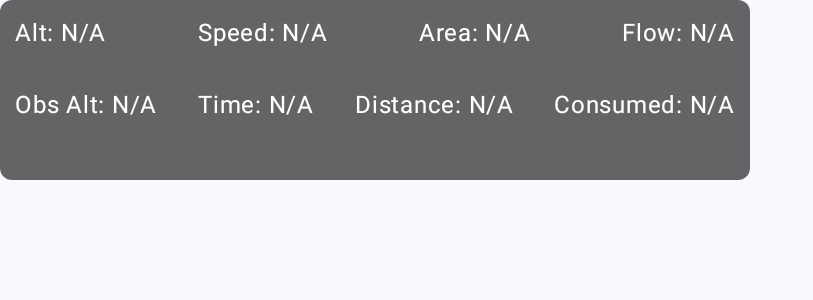
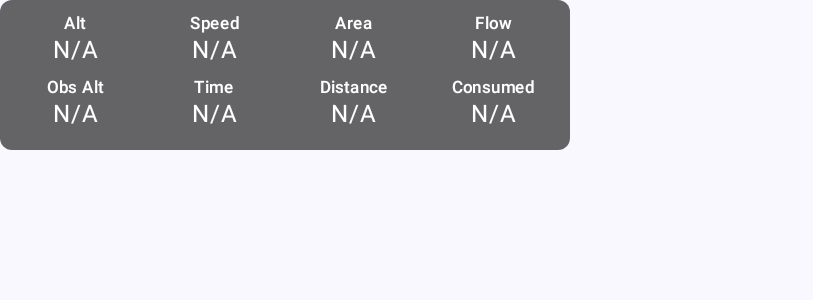
Before and after one commit to Hrushikesh-Gangisetty/SampleGCS, an Android app built with Jetpack Compose: the composable StatusPanel shown on its own in the app's theme, on a phone screen of 824 x 412 dp (held sideways). Shown: the top 300 px of the screen, without its empty margins (0-813 px from the left). Run offline under Robolectric (Android 15) with nearby library versions, the phone set to English and light mode, and no system bars; libraries missing offline, so code that uses them is left out: com.divpundir.mavlink; 1 statement that could not run was skipped.

Commit message:
Refactor StatusPanel to improve layout and size
The existing StatusPanel implementation in MainPage.kt caused telemetry data to overlap. This change refactors the StatusPanel to use a GridLayout-like structure with Rows and Columns, ensuring proper alignment and preventing overlapping text.

- Replaced the previous StatusPanel implementation with a more robust layout.
- Reduced the overall size of the StatusPanel for a more compact UI.
- Created a new InfoItem composable to display individual telemetry data points.
- Deleted the unused and confusing `StatusPanel.kt` file.
- Updated the color of the FloatingActionButtons for better visibility.

```diff
--- a/app/src/main/java/com/example/aerogcsclone/uimain/MainPage.kt
+++ b/app/src/main/java/com/example/aerogcsclone/uimain/MainPage.kt
@@ -120,47 +120,55 @@ fun StatusPanel(
 ) {
     Surface(
         modifier = modifier
-            .width(500.dp)
-            .height(120.dp),
+            .width(380.dp)
+            .height(100.dp),
         color = Color.Black.copy(alpha = 0.6f),
         shape = RoundedCornerShape(8.dp)
     ) {
         Column(
-            modifier = Modifier.padding(10.dp),
+            modifier = Modifier.padding(vertical = 8.dp, horizontal = 12.dp),
             verticalArrangement = Arrangement.spacedBy(8.dp)
         ) {
             Row(
-                horizontalArrangement = Arrangement.SpaceBetween,
+                horizontalArrangement = Arrangement.spacedBy(16.dp),
                 modifier = Modifier.fillMaxWidth()
             ) {
-                Text("Alt: ${telemetryState.altitudeRelative ?: "N/A"}", color = Color.White)
-                Text("Speed: ${telemetryState.formattedGroundspeed ?: "N/A"}", color = Color.White)
-                Text("Area: N/A", color = Color.White)
-                Text("Flow: N/A", color = Color.White)
+                InfoItem("Alt", "${telemetryState.altitudeRelative ?: "N/A"}")
+                InfoItem("Speed", "${telemetryState.formattedGroundspeed ?: "N/A"}")
+                InfoItem("Area", "N/A")
+                InfoItem("Flow", "N/A")
             }
-            Spacer(modifier = Modifier.height(8.dp))
             Row(
-                horizontalArrangement = Arrangement.SpaceBetween,
+                horizontalArrangement = Arrangement.spacedBy(16.dp),
                 modifier = Modifier.fillMaxWidth()
             ) {
-                Text("Obs Alt: N/A", color = Color.White)
-                // Format mission timer
+                InfoItem("Obs Alt", "N/A")
                 val timeStr = telemetryState.missionElapsedSec?.let { sec ->
                     val h = sec / 3600
                     val m = (sec % 3600) / 60
                     val s = sec % 60
                     if (h > 0) "%02d:%02d".format(h, m) else "%02d:%02d".format(m, s)
                 } ?: "N/A"
-                Text("Time: $timeStr", color = Color.White)
-                // Format total distance
+                InfoItem("Time", timeStr)
                 val distStr = telemetryState.totalDistanceMeters?.let { dist ->
                     if (dist < 1000f) "%.0f m".format(dist)
                     else "%.2f km".format(dist / 1000f)
                 } ?: "N/A"
-                Text("Distance: $distStr", color = Color.White)
-                Text("Consumed: N/A", color = Color.White)
+                InfoItem("Distance", distStr)
+                InfoItem("Consumed", "N/A")
             }
         }
+    }
+}
+
+@Composable
+fun RowScope.InfoItem(label: String, value: String) {
+    Column(
+        modifier = Modifier.weight(1f),
+        horizontalAlignment = Alignment.CenterHorizontally
+    ) {
+        Text(text = label, color = Color.White, style = MaterialTheme.typography.labelSmall)
+        Text(text = value, color = Color.White, style = MaterialTheme.typography.bodyLarge)
     }
 }
 
@@ -176,18 +184,18 @@ fun FloatingButtons(
         verticalArrangement = Arrangement.spacedBy(12.dp),
         horizontalAlignment = Alignment.CenterHorizontally
     ) {
-        FloatingActionButton(onClick = { onStartMission() }, containerColor = Color.Black.copy(alpha = 0.7f)) {
+        FloatingActionButton(onClick = { onStartMission() }, containerColor = Color.Blue.copy(alpha = 0.6f)) {
             Icon(Icons.Default.PlayArrow, contentDescription = "Start", tint = Color.White)
         }
-        FloatingActionButton(onClick = { }, containerColor = Color.Black.copy(alpha = 0.7f)) {
+        FloatingActionButton(onClick = { }, containerColor = Color.Blue.copy(alpha = 0.6f)) {
             Icon(Icons.Default.Settings, contentDescription = "Settings", tint = Color.White)
         }
-        FloatingActionButton(onClick = { onRefresh() }, containerColor = Color.Black.copy(alpha = 0.7f)) {
+        FloatingActionButton(onClick = { onRefresh() }, containerColor = Color.Blue.copy(alpha = 0.6f)) {
             Icon(Icons.Default.Refresh, contentDescription = "Refresh", tint = Color.White)
         }
         FloatingActionButton(
             onClick = { onToggleMapType() },
-            containerColor = Color.Black.copy(alpha = 0.7f)
+            containerColor = Color.Blue.copy(alpha = 0.6f)
         ) {
             Icon(Icons.Default.Map, contentDescription = "Map Options", tint = Color.White)
         }
```
Also changed, not shown: app/src/main/java/com/example/aerogcsclone/uimain/StatusPanel.kt (deleted, +0 -101 lines).
